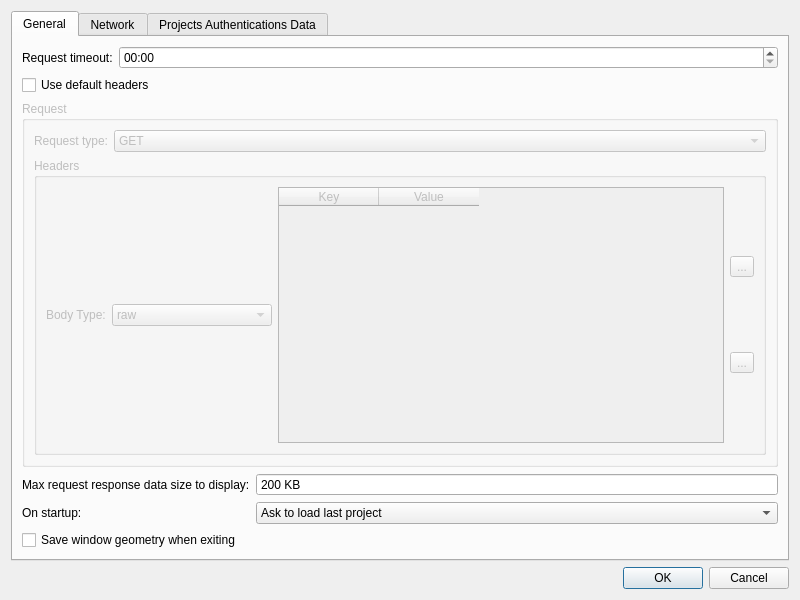
Before: the Qt Designer form preferences.ui in fabiobento512/FRequest, drawn with Qt 5.
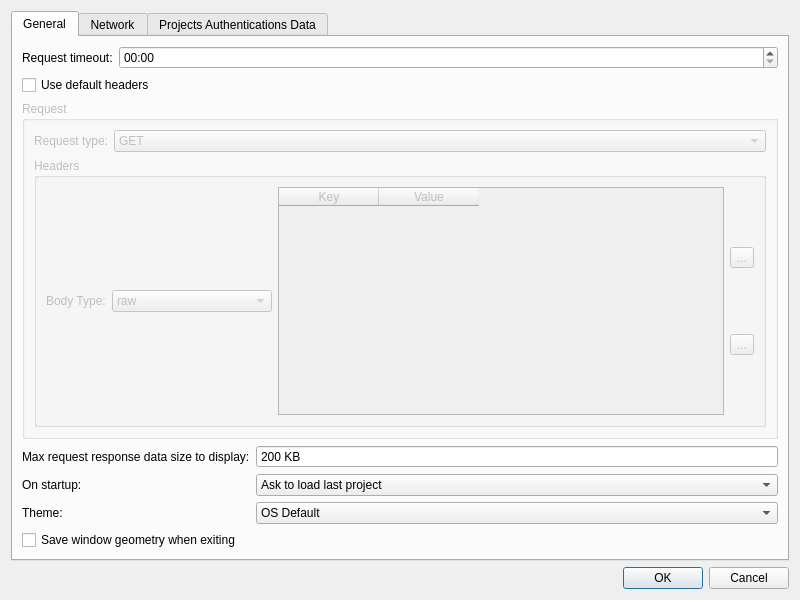
After: the same form once the commit is applied. Icons and pictures are not drawn.

Commit message: added new dark theme

What changed in the file:
```diff
--- a/preferences.ui
+++ b/preferences.ui
@@ -262,6 +262,27 @@
            </item>
           </widget>
          </item>
+		 <item row="2" column="0">
+          <widget class="QLabel" name="label_9">
+           <property name="text">
+            <string>Theme:</string>
+           </property>
+          </widget>
+         </item>
+         <item row="2" column="1">
+          <widget class="QComboBox" name="cbTheme">
+           <item>
+            <property name="text">
+             <string>OS Default</string>
+            </property>
+           </item>
+           <item>
+            <property name="text">
+             <string>Jorgen's Dark Theme</string>
+            </property>
+           </item>
+          </widget>
+         </item>
          <item row="0" column="1">
           <widget class="QSpinBox" name="sbMaxRequestResponseDataSizeToDisplay">
            <property name="toolTip">
```
The commit also changes 9 other files.
